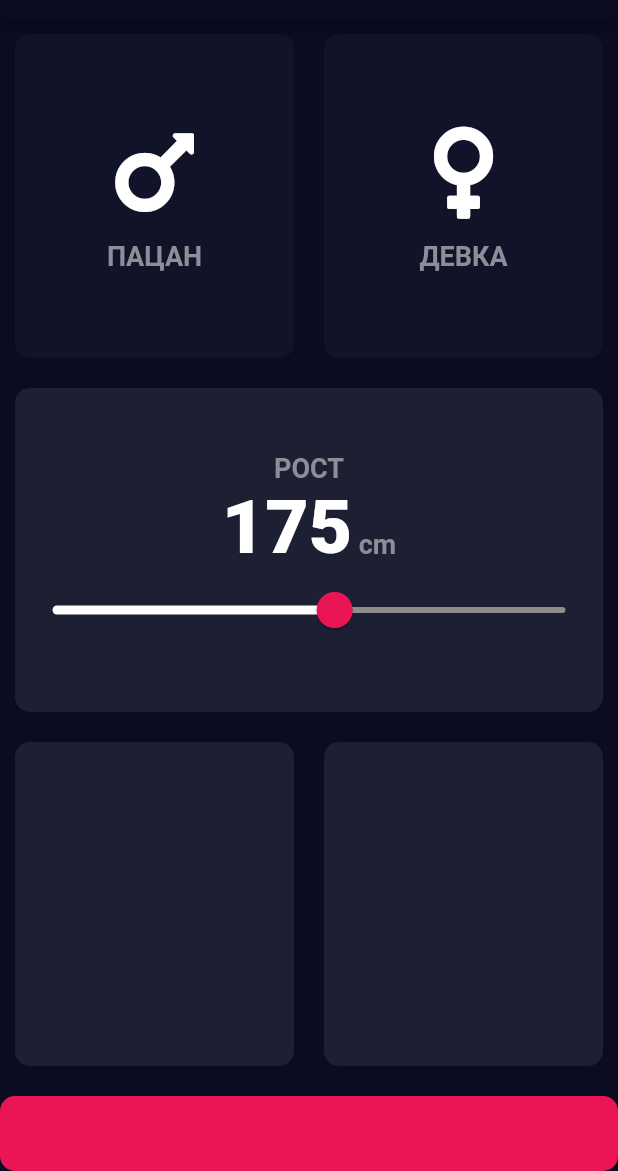
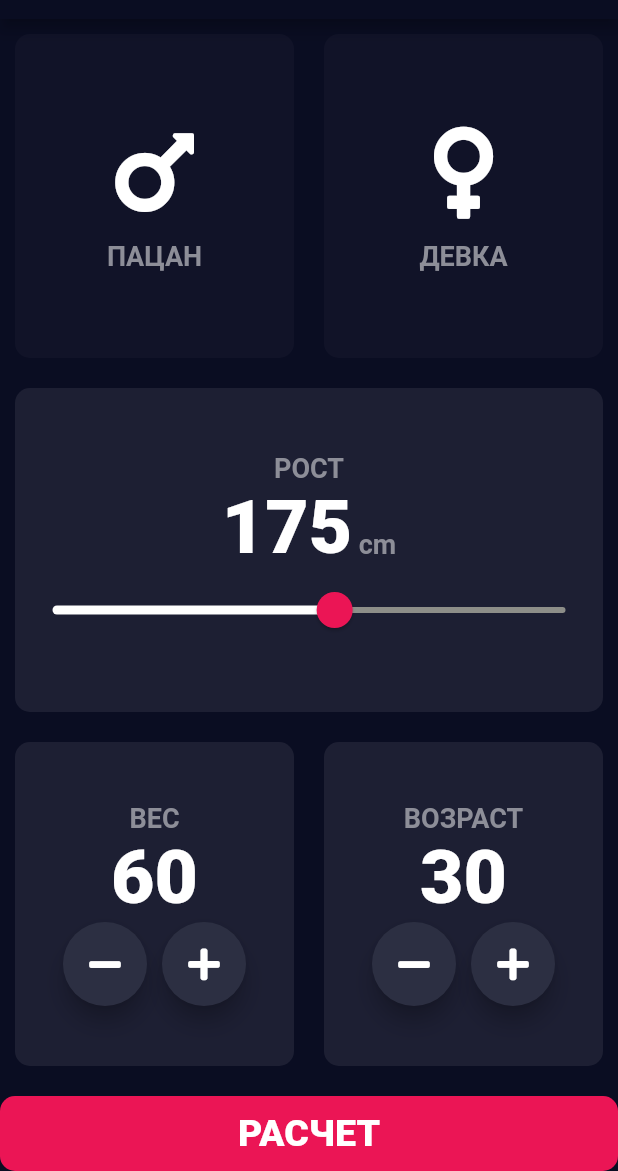
Before and after one commit to Vitafresh/bmi-calculator, a Flutter app: the screen it shows after launch, on a phone screen of 412 x 824 dp, the part 65-1236 px from its top. Run offline on Flutter 3.47's test engine with Material 2 defaults, Android fonts, the phone set to English and light mode, and no system bars; our stand-ins replace font_awesome_flutter.

Commit message:
First screen interface completed, custom round button wih icon created

```diff
--- a/lib/input_page.dart
+++ b/lib/input_page.dart
@@ -3,6 +3,7 @@ import 'package:flutter/material.dart';
 import 'package:font_awesome_flutter/font_awesome_flutter.dart';
 import 'icon_content.dart';
 import 'reusable_card.dart';
+import 'round_icon_button.dart';
 import 'constants.dart';
 
 enum Gender { male, female }
@@ -29,6 +30,8 @@ class _InputPageState extends State<InputPage> {
   Color _maleCardColor = kInActiveCardColor;
   Color _femaleCardColor = kInActiveCardColor;
   int _height = 175;
+  int _weight = 60;
+  int _age = 30;
 
   Gender selectedGender;
 
@@ -129,6 +132,7 @@ class _InputPageState extends State<InputPage> {
                       setState(() {
                         _height = sliderValue.round();
                       });
+                      //_height = sliderValue.round();
                     },
                   ),
                 ],
@@ -139,10 +143,75 @@ class _InputPageState extends State<InputPage> {
             child: Row(
               children: [
                 Expanded(
-                  child: ReusableCard(cardColor: kActiveCardColor),
+                  child: ReusableCard(
+                    cardColor: kActiveCardColor,
+                    cardChild: Column(
+                      mainAxisAlignment: MainAxisAlignment.center,
+                      children: [
+                        Text(
+                          'ВЕС',
+                          style: kLabelTextStyle,
+                        ),
+                        Text(
+                          _weight.toString(),
+                          style: kNumberTextStyle,
+                        ),
+                        Row(
+                          mainAxisAlignment: MainAxisAlignment.center,
+                          children: [
+                            RoundIconButton(icon: FontAwesomeIcons.minus,
+                            onPressed: (){
+                              setState(() {
+                                _weight--;
+                              });
+                            },),
+                            SizedBox(
+                              width: 10,
+                            ),
+                            RoundIconButton(icon: FontAwesomeIcons.plus,
+                            onPressed: (){
+                              setState(() {
+                                _weight++;
+                              });
+                            },),
+                          ],
+                        )
+                      ],
+                    ),
+                  ),
                 ),
                 Expanded(
-                  child: ReusableCard(cardColor: kActiveCardColor),
+                  child: ReusableCard(cardColor: kActiveCardColor,
+                    cardChild: Column(
+                      mainAxisAlignment: MainAxisAlignment.center,
+                      children: [
+                        Text('ВОЗРАСТ',style: kLabelTextStyle,),
+                        Text(_age.toString(),style: kNumberTextStyle,),
+                        Row(
+                          mainAxisAlignment: MainAxisAlignment.center,
+                          children: [
+                            RoundIconButton(
+                                icon: FontAwesomeIcons.minus,
+                                onPressed: (){
+                                  setState(() {
+                                    _age--;
+                                  });
+                                },
+                            ),
+                            SizedBox(width: 10,),
+                            RoundIconButton(
+                              icon: FontAwesomeIcons.plus,
+                              onPressed: (){
+                                setState(() {
+                                  _age++;
+                                });
+                              },
+                            )
+                          ],
+                        )
+                      ],
+                    ),
+                  ),
                 ),
               ],
             ),
@@ -155,6 +224,21 @@ class _InputPageState extends State<InputPage> {
             ),
             width: double.infinity,
             height: kBottomContainerHeight,
+            child: Center(
+              child: TextButton(
+                onPressed: () {
+                  print('Calculate pressed');
+                },
+                child: Text(
+                  'РАСЧЕТ',
+                  style: TextStyle(
+                    color: Colors.white,
+                    fontSize: 25,
+                    fontWeight: FontWeight.w900,
+                  ),
+                ),
+              ),
+            ),
           )
         ],
       ),
--- /dev/null
+++ b/lib/round_icon_button.dart
@@ -0,0 +1,19 @@
+import 'package:flutter/material.dart';
+
+class RoundIconButton extends StatelessWidget {
+  RoundIconButton({@required this.icon, @required this.onPressed});
+  final IconData icon;
+  final Function onPressed;
+
+  @override
+  Widget build(BuildContext context) {
+    return RawMaterialButton(
+      child: Icon(icon),
+      shape: CircleBorder(),
+      fillColor: Color(0xFF2C2F42),
+      constraints: BoxConstraints.tightFor(width: 56, height: 56),
+      elevation: 6.0,
+      onPressed: onPressed,
+    );
+  }
+}
```
